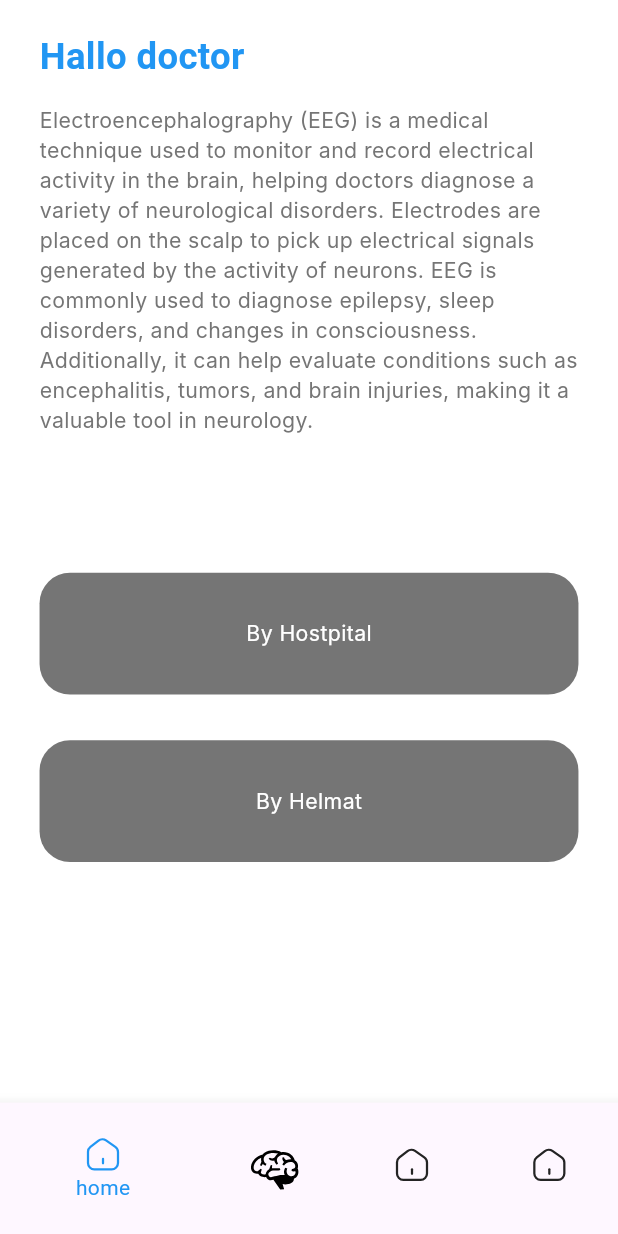
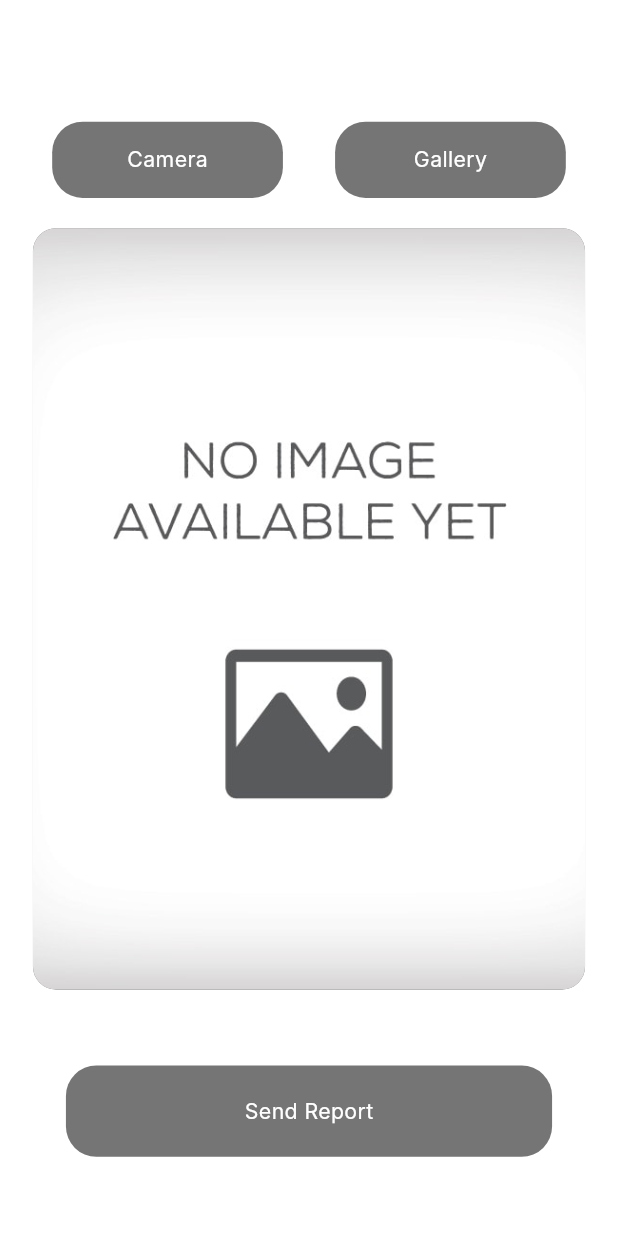
Before and after one commit to IbrahimElbazz/Brainpulse, a Flutter app: the screen it shows after launch, after a tap on "By Hostpital", on a phone screen of 412 x 824 dp. Run offline on Flutter 3.47's test engine with Material 3 defaults, Android fonts, the phone set to English and light mode, and no system bars; our stand-ins replace flutter_bloc, flutter_screenutil, flutter_svg, google_fonts, image_picker, intl_phone_field; Roboto replaces fonts that are missing (Inter).

Commit message:
get data by image

```diff
--- /dev/null
+++ b/lib/core/routing/named_route.dart
@@ -0,0 +1,7 @@
+class Routes {
+  static const String splashScreen = '/splashScreen';
+  static const String loginScreen = '/loginScreen';
+  static const String appnavigation = '/appnavigation';
+  static const String homeScreen = '/homeScreen';
+  static const String getiamge = '/getimage';
+}
--- /dev/null
+++ b/lib/core/routing/named_route_imple.dart
@@ -0,0 +1,27 @@
+import 'package:brain_pulse/core/routing/named_route.dart';
+import 'package:brain_pulse/features/app_navigation/app_navigation.dart';
+import 'package:brain_pulse/features/home/presentation/screens/get_image_screen.dart';
+import 'package:brain_pulse/features/home/presentation/screens/home_screen.dart';
+import 'package:flutter/material.dart';
+
+class AppRouter {
+  static Route generateRoute(RouteSettings settings) {
+    switch (settings.name) {
+      // case Routes.splashScreen:
+      //   return MaterialPageRoute(builder: (_) => const SizedBox.shrink());
+      case Routes.appnavigation:
+        return MaterialPageRoute(builder: (_) => const AppNavigation());
+      case Routes.homeScreen:
+        return MaterialPageRoute(builder: (_) => const HomeScreen());
+      case Routes.getiamge:
+        return MaterialPageRoute(builder: (_) => const GetImageScreen());
+      default:
+        return MaterialPageRoute(
+            builder: (_) => Scaffold(
+                  body: Center(
+                    child: Text("NO route defined for ${settings.name}"),
+                  ),
+                ));
+    }
+  }
+}
--- a/lib/features/app_navigation/app_navigation.dart
+++ b/lib/features/app_navigation/app_navigation.dart
@@ -1,3 +1,4 @@
+import 'package:brain_pulse/core/Theming/colors.dart';
 import 'package:brain_pulse/features/brain/presentation/screens/brain_screen.dart';
 import 'package:brain_pulse/features/home/presentation/screens/home_screen.dart';
 import 'package:brain_pulse/features/more/more.dart';
@@ -26,6 +27,7 @@ class _AppNavigationState extends State<AppNavigation> {
   Widget build(BuildContext context) {
     final List<BottomNavigationBarItem> items = [
       BottomNavigationBarItem(
+        backgroundColor: ColorsApp.white,
         icon: SvgPicture.asset('assets/svgs/home-2.svg'),
         label: 'home',
         activeIcon: SvgPicture.asset(
--- /dev/null
+++ b/lib/features/home/presentation/screens/get_image_screen.dart
@@ -0,0 +1,11 @@
+import 'package:brain_pulse/features/home/presentation/screens/widgets/get_image_body.dart';
+import 'package:flutter/material.dart';
+
+class GetImageScreen extends StatelessWidget {
+  const GetImageScreen({super.key});
+
+  @override
+  Widget build(BuildContext context) {
+    return const GetImageBody();
+  }
+}
--- a/lib/features/home/presentation/screens/widgets/custom_bottton.dart
+++ b/lib/features/home/presentation/screens/widgets/custom_bottton.dart
@@ -4,18 +4,25 @@ import 'package:flutter/material.dart';
 import 'package:flutter_screenutil/flutter_screenutil.dart';
 
 class CustomBottton extends StatelessWidget {
-  const CustomBottton({super.key, this.ontap, required this.text});
+  const CustomBottton(
+      {super.key,
+      this.ontap,
+      required this.text,
+      required this.width,
+      required this.height});
   final void Function()? ontap;
   final String text;
+  final double width;
+  final double height;
 
   @override
   Widget build(BuildContext context) {
     return InkWell(
       onTap: ontap,
-      splashColor: ColorsApp.blue,
+      splashColor: ColorsApp.grey,
       child: Container(
-        width: double.infinity,
-        height: 80.h,
+        width: width,
+        height: height,
         decoration: BoxDecoration(
             borderRadius: BorderRadius.circular(20.r), color: ColorsApp.grey),
         child: Center(
--- /dev/null
+++ b/lib/features/home/presentation/screens/widgets/get_image_body.dart
@@ -0,0 +1,87 @@
+import 'dart:io';
+
+import 'package:brain_pulse/core/Theming/colors.dart';
+import 'package:brain_pulse/features/home/presentation/screens/widgets/custom_bottton.dart';
+import 'package:flutter/material.dart';
+import 'package:flutter_screenutil/flutter_screenutil.dart';
+import 'package:image_picker/image_picker.dart';
+
+class GetImageBody extends StatefulWidget {
+  const GetImageBody({super.key});
+
+  @override
+  State<GetImageBody> createState() => _GetImageBodyState();
+}
+
+class _GetImageBodyState extends State<GetImageBody> {
+  File? _image;
+  @override
+  Widget build(BuildContext context) {
+    return Scaffold(
+      backgroundColor: ColorsApp.white,
+      body: Column(
+        children: [
+          Padding(
+            padding: EdgeInsets.only(top: 80.h),
+            child: Row(
+              mainAxisAlignment: MainAxisAlignment.spaceEvenly,
+              children: [
+                CustomBottton(
+                  ontap: uploadcamera,
+                  text: "Camera",
+                  width: 140.w,
+                  height: 50.h,
+                ),
+                CustomBottton(
+                  ontap: uploadgallery,
+                  text: "Gallery",
+                  width: 140.w,
+                  height: 50.h,
+                ),
+              ],
+            ),
+          ),
+          Padding(
+              padding: EdgeInsets.symmetric(vertical: 20.h, horizontal: 20.w),
+              child: Container(
+                width: double.infinity,
+                height: 500.h,
+                decoration: BoxDecoration(
+                  color: ColorsApp.grey,
+                  borderRadius: BorderRadius.circular(15.r),
+                  image: DecorationImage(
+                    image: _image != null
+                        ? FileImage(_image!)
+                        : const AssetImage(
+                            "assets/images/products_noimageyet.jpg",
+                          ),
+                    fit: BoxFit.cover,
+                  ),
+                ),
+              )),
+          Padding(
+            padding: EdgeInsets.symmetric(vertical: 30.h, horizontal: 40.w),
+            child: CustomBottton(
+                text: "Send Report", width: double.infinity, height: 60.h),
+          )
+        ],
+      ),
+    );
+  }
+
+  void uploadcamera() async {
+    final ImagePicker picker = ImagePicker();
+    var image = await picker.pickImage(source: ImageSource.camera);
+    setState(() {
+      _image = File(image!.path);
+    });
+  }
+
+  void uploadgallery() async {
+    final ImagePicker picker = ImagePicker();
+    var image = await picker.pickImage(source: ImageSource.gallery);
+    setState(() {
+      _image = File(image!.path);
+    });
+  }
+}
--- a/lib/features/home/presentation/screens/widgets/home_body.dart
+++ b/lib/features/home/presentation/screens/widgets/home_body.dart
@@ -1,5 +1,6 @@
 import 'package:brain_pulse/core/Theming/text_style.dart';
 import 'package:brain_pulse/core/Widgets/gap.dart';
+import 'package:brain_pulse/core/routing/named_route.dart';
 import 'package:brain_pulse/features/home/presentation/screens/widgets/custom_bottton.dart';
 import 'package:flutter/material.dart';
 import 'package:flutter_screenutil/flutter_screenutil.dart';
@@ -43,8 +44,12 @@ class HomeBody extends StatelessWidget {
                   top: 90.h,
                 ),
                 child: CustomBottton(
+                  width: double.infinity,
+                  height: 80.h,
                   text: "By Hostpital",
-                  ontap: () {},
+                  ontap: () {
+                    Navigator.pushNamed(context, Routes.getiamge);
+                  },
                 ),
               ),
               Padding(
@@ -54,6 +59,8 @@ class HomeBody extends StatelessWidget {
                 child: CustomBottton(
                   text: "By Helmat",
                   ontap: () {},
+                  width: double.infinity,
+                  height: 80.h,
                 ),
               )
             ],
--- a/lib/main.dart
+++ b/lib/main.dart
@@ -1,3 +1,5 @@
+import 'package:brain_pulse/core/routing/named_route.dart';
+import 'package:brain_pulse/core/routing/named_route_imple.dart';
 import 'package:brain_pulse/features/app_navigation/app_navigation.dart';
 import 'package:flutter/material.dart';
 import 'package:flutter_screenutil/flutter_screenutil.dart';
@@ -16,9 +18,11 @@ class BrainPulse extends StatelessWidget {
         designSize: Size(375, 812),
         minTextAdapt: true,
         child: MaterialApp(
-          title: 'Brain Pulse',
-          debugShowCheckedModeBanner: false,
-          home: AppNavigation(),
-        ));
+            title: 'Brain Pulse',
+            debugShowCheckedModeBanner: false,
+            initialRoute: Routes.appnavigation,
+            onGenerateRoute: AppRouter.generateRoute
+            // home: AppNavigation(),
+            ));
   }
 }
--- a/pubspec.yaml
+++ b/pubspec.yaml
@@ -51,6 +51,8 @@ dependencies:
   # The following adds the Cupertino Icons font to your application.
   # Use with the CupertinoIcons class for iOS style icons.
   cupertino_icons: ^1.0.8
+  image_picker: ^1.1.2
+  path: ^1.9.0
 
 dev_dependencies:
   flutter_test:
```
Also changed, not shown: assets/images/products_noimageyet.jpg (added), pubspec.lock, 5 other files.
